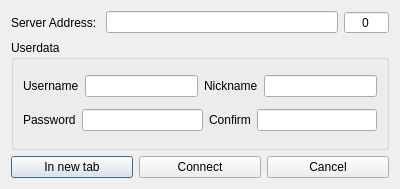
Above: Client/ui/connect_dialog.ui from AdamFull/messager before the change. Below: the same form after it.
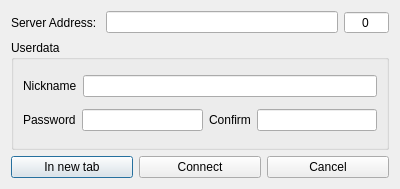
That is the form after the change.

What changed in the file:
```diff
--- a/Client/ui/connect_dialog.ui
+++ b/Client/ui/connect_dialog.ui
@@ -65,20 +65,6 @@
      <layout class="QVBoxLayout" name="verticalLayout_2">
       <item>
        <layout class="QHBoxLayout" name="horizontalLayout">
-        <item>
-         <widget class="QLabel" name="label_2">
-          <property name="text">
-           <string>Username</string>
-          </property>
-         </widget>
-        </item>
-        <item>
-         <widget class="QLineEdit" name="username">
-          <property name="alignment">
-           <set>Qt::AlignCenter</set>
-          </property>
-         </widget>
-        </item>
         <item>
          <widget class="QLabel" name="label_1">
           <property name="text">
```
